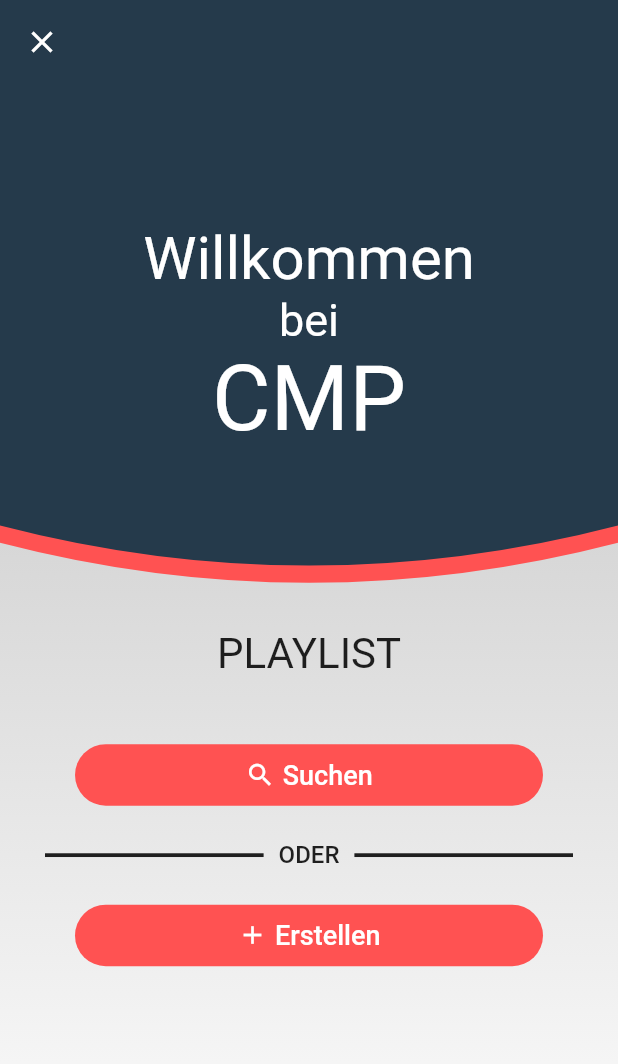
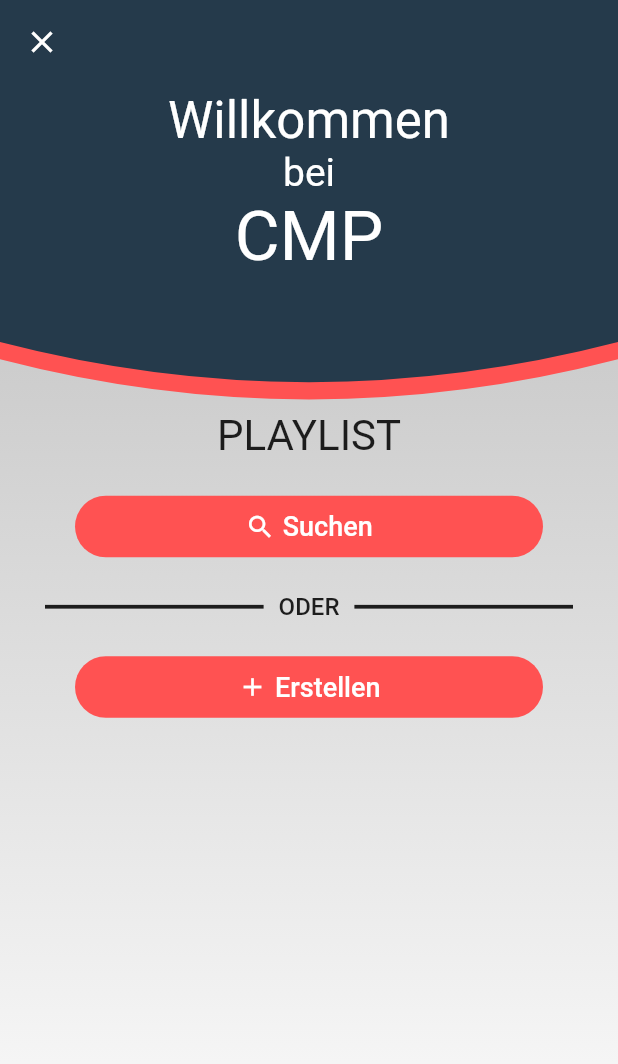
Before and after one commit to DominikDeseyve/SW-ENG_CMP, a Flutter app: the StartScreen screen opened by its route, on a phone screen of 412 x 824 dp. Shown: the top 1064 px of the screen. Run offline on Flutter 3.47's test engine with Material 2 defaults, Android fonts, the phone set to English and light mode, and no system bars; our stand-ins replace audioplayers, cached_network_image, cloud_firestore, firebase_auth, firebase_storage, html_unescape and 2 more; missing offline and left inert: nested_navigators, youtube_api; accounts and stored records are empty.

Commit message:
Updated Screens

```diff
--- a/lib/pages/home/StartScreen.dart
+++ b/lib/pages/home/StartScreen.dart
@@ -48,21 +48,21 @@ class _StartScreenState extends State<StartScreen> {
             width: MediaQuery.of(context).size.width,
             height: MediaQuery.of(context).size.height,
             child: CustomPaint(
-              painter: CurvePainter(Colors.redAccent, 0.395, 0.465, 0.395),
+              painter: CurvePainter(Colors.redAccent, 0.235, 0.305, 0.235),
             ),
           ),
           Container(
             width: MediaQuery.of(context).size.width,
             height: MediaQuery.of(context).size.height,
             child: CustomPaint(
-              painter: CurvePainter(Color(0xFF253A4B), 0.38, 0.45, 0.38),
+              painter: CurvePainter(Color(0xFF253A4B), 0.22, 0.29, 0.22),
             ),
           ),
           Container(
             child: ListView(
               children: <Widget>[
                 Container(
-                  height: MediaQuery.of(context).size.height * 0.4,
+                  //height: MediaQuery.of(context).size.height * 0.20,
                   child: Center(
                     child: Column(
                       mainAxisAlignment: MainAxisAlignment.center,
@@ -71,7 +71,7 @@ class _StartScreenState extends State<StartScreen> {
                           "Willkommen",
                           textAlign: TextAlign.center,
                           style: TextStyle(
-                            fontSize: 40.0,
+                            fontSize: 34.0,
                             color: Colors.white,
                           ),
                         ),
@@ -79,14 +79,14 @@ class _StartScreenState extends State<StartScreen> {
                           "bei",
                           textAlign: TextAlign.center,
                           style: TextStyle(
-                            fontSize: 30.0,
+                            fontSize: 26.0,
                             color: Colors.white,
                           ),
                         ),
                         Text(
                           "CMP",
                           style: TextStyle(
-                            fontSize: 60.0,
+                            fontSize: 46.0,
                             color: Colors.white,
                             fontWeight: FontWeight.w400,
                           ),
@@ -96,7 +96,7 @@ class _StartScreenState extends State<StartScreen> {
                   ),
                 ),
                 Container(
-                  margin: EdgeInsets.only(top: 30.0),
+                  margin: EdgeInsets.only(top: 90.0),
                   child: Text(
                     "PLAYLIST",
                     style: TextStyle(fontSize: 28.0),
@@ -104,7 +104,7 @@ class _StartScreenState extends State<StartScreen> {
                   ),
                 ),
                 Container(
-                  margin: EdgeInsets.fromLTRB(50.0, 40.0, 50.0, 20.0),
+                  margin: EdgeInsets.fromLTRB(50.0, 20.0, 50.0, 20.0),
                   child: FlatButton(
                     onPressed: () {},
                     padding: const EdgeInsets.all(10),
--- a/lib/pages/settings/ProfileScreen.dart
+++ b/lib/pages/settings/ProfileScreen.dart
@@ -136,7 +136,7 @@ class _ProfileScreenState extends State<ProfileScreen> {
                   Padding(
                     padding: EdgeInsets.only(bottom: 5),
                     child: Container(
-                      width: 120,
+                      width: (MediaQuery.of(context).size.width / 2) - 40,
                       child: Text(
                         "Benutzername",
                         style: TextStyle(
@@ -184,7 +184,7 @@ class _ProfileScreenState extends State<ProfileScreen> {
                   Padding(
                     padding: EdgeInsets.only(bottom: 5),
                     child: Container(
-                      width: 120,
+                      width: (MediaQuery.of(context).size.width / 2) - 40,
                       child: Text(
                         "Geburtsdatum",
                         style: TextStyle(
@@ -233,7 +233,7 @@ class _ProfileScreenState extends State<ProfileScreen> {
                   Padding(
                     padding: EdgeInsets.only(bottom: 5),
                     child: Container(
-                      width: 120,
+                      width: (MediaQuery.of(context).size.width / 2) - 40,
                       child: Text(
                         "Passwort",
                         style: TextStyle(
--- a/lib/pages/settings/SettingsScreen.dart
+++ b/lib/pages/settings/SettingsScreen.dart
@@ -45,7 +45,7 @@ class _SettingsScreenState extends State<SettingsScreen> {
           primary: true,
           children: <Widget>[
             Container(
-              margin: EdgeInsets.only(top: 5),
+              margin: EdgeInsets.only(top: 10),
               child: InkWell(
                 onTap: () {
                   Navigator.of(context).pushNamed('/settings/profile').then((value) {
```
Also changed, not shown: 2 other files.
